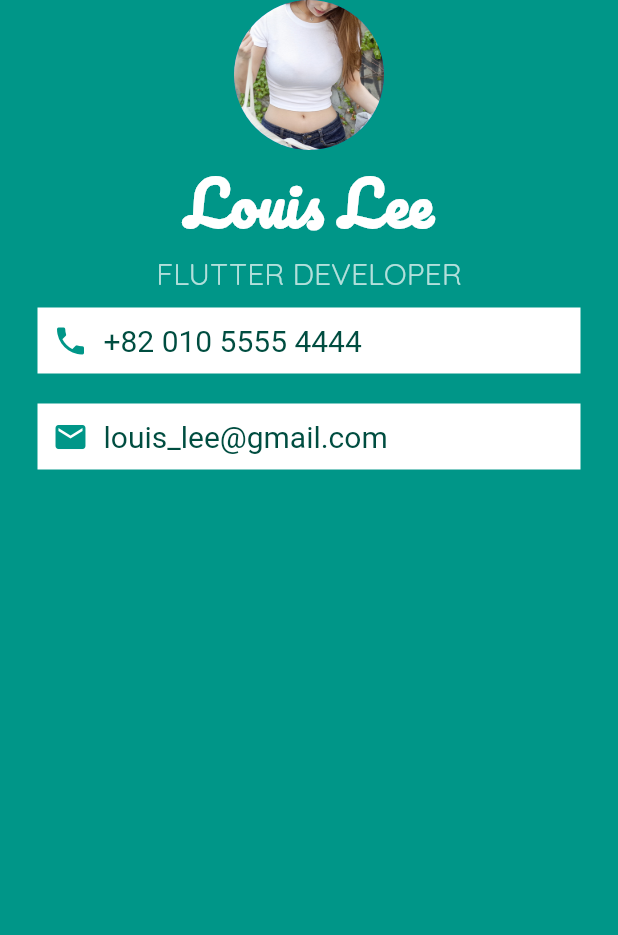
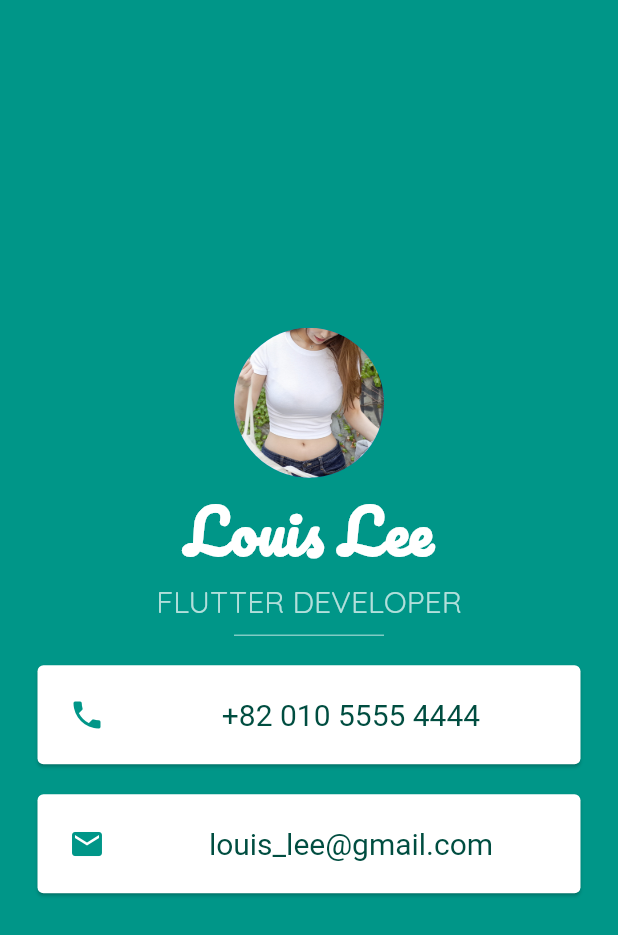
Before and after one commit to es5es5/mi_card_flutter, a Flutter app: the screen it shows after launch, on a phone screen of 412 x 824 dp. Shown: the top 935 px of the screen. Run offline on Flutter 3.47's test engine with Material 2 defaults, Android fonts, the phone set to English and light mode, and no system bars.

Commit message:
ListTile

```diff
--- a/lib/main.dart
+++ b/lib/main.dart
@@ -12,6 +12,7 @@ class MyApp extends StatelessWidget {
         backgroundColor: Colors.teal,
         body: SafeArea(
           child: Column(
+            mainAxisAlignment: MainAxisAlignment.center,
             children: <Widget>[
               CircleAvatar(
                 radius: 50,
@@ -33,45 +34,46 @@ class MyApp extends StatelessWidget {
                   color: Colors.teal[100],
                 ),
               ),
-              Container(
-                color: Colors.white,
+              SizedBox(
+                height: 20,
+                width: 100,
+                child: Divider(
+                  height: 1,
+                  thickness: 1,
+                  color: Colors.teal[200],
+                ),
+              ),
+              Card(
                   margin: EdgeInsets.symmetric(vertical: 10, horizontal: 25),
-                padding: EdgeInsets.all(10),
-                child: Row(
-                  children: <Widget>[
-                    Icon(
+                  child: Padding(
+                    padding: EdgeInsets.all(5.0),
+                    child: ListTile(
+                      leading: Icon(
                         Icons.phone,
                         color: Colors.teal,
                       ),
-                    SizedBox(
-                      width: 10,
-                    ),
-                    Text(
+                      title: Text(
                         '+82 010 5555 4444',
                         style: TextStyle(color: Colors.teal[900], fontSize: 20),
-                    )
-                  ],
+                        textAlign: TextAlign.center,
                       ),
                     ),
-              Container(
-                color: Colors.white,
+                  )),
+              Card(
                 margin: EdgeInsets.symmetric(vertical: 10, horizontal: 25),
-                padding: EdgeInsets.all(10),
-                child: Row(
-                  children: <Widget>[
-                    Icon(
+                child: Padding(
+                    padding: EdgeInsets.all(5.0),
+                    child: ListTile(
+                      leading: Icon(
                         Icons.email,
                         color: Colors.teal,
                       ),
-                    SizedBox(
-                      width: 10,
-                    ),
-                    Text(
+                      title: Text(
                         'louis_lee@gmail.com',
                         style: TextStyle(color: Colors.teal[900], fontSize: 20),
-                    )
-                  ],
+                        textAlign: TextAlign.center,
                       ),
+                    )),
               ),
             ],
           ),
```
Lines whose indentation alone changed are shown as unchanged.
